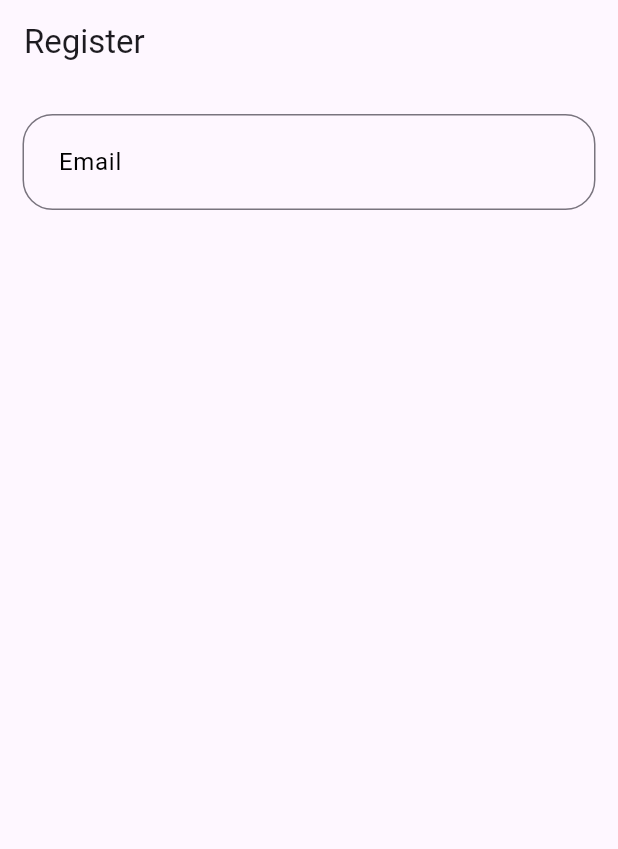
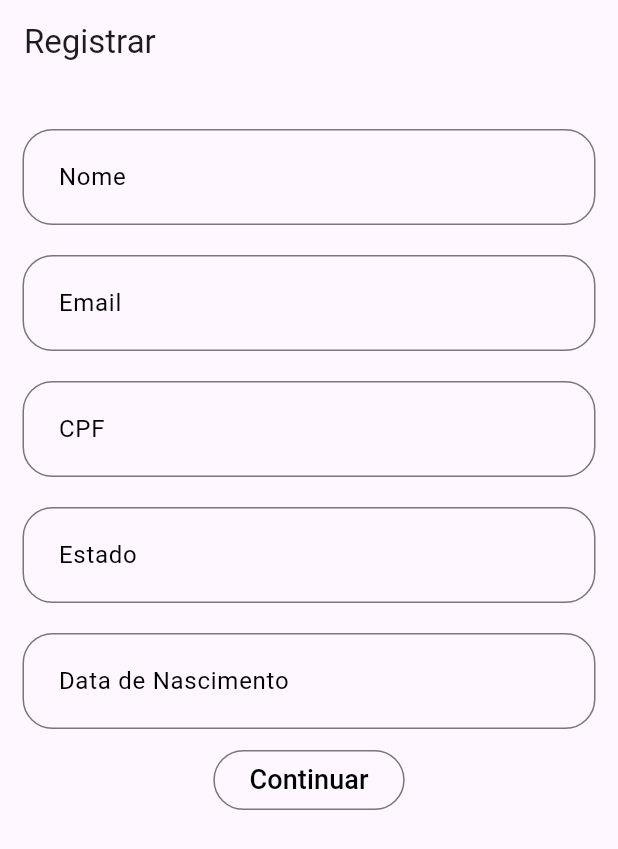
Before and after one commit to GilsonAndre/validated_form, a Flutter app: the screen it shows after launch, on a phone screen of 412 x 824 dp. Shown: the top 849 px of the screen. Run offline on Flutter 3.47's test engine with Material 3 defaults, Android fonts, the phone set to English and light mode, and no system bars.

Commit message:
Adicionando novos textFormfields

```diff
--- a/lib/pages/register_page.dart
+++ b/lib/pages/register_page.dart
@@ -1,4 +1,5 @@
 import 'package:flutter/material.dart';
+import 'package:validated_form/widgets/text_form_field.dart';
 
 class RegisterPage extends StatelessWidget {
   const RegisterPage({super.key});
@@ -7,7 +8,7 @@ class RegisterPage extends StatelessWidget {
   Widget build(BuildContext context) {
     return Scaffold(
       appBar: AppBar(
-        title: const Text('Register'),
+        title: const Text('Registrar'),
       ),
       body: SingleChildScrollView(
         child: Padding(
@@ -17,10 +18,16 @@ class RegisterPage extends StatelessWidget {
               const SizedBox(
                 height: 20,
               ),
-              TextFormField(
-                decoration: const InputDecoration(
-                  hintText: 'Email',
-                  labelText: 'Email',
+              textFormField('Nome', 'Nome'),
+              textFormField('Email', 'Email'),
+              textFormField('CPF', 'CPF'),
+              textFormField('Estado', 'Estado'),
+              textFormField('Data de Nascimento', 'Data de Nascimento'),
+              OutlinedButton(
+                onPressed: () {},
+                child: const Text(
+                  'Continuar',
+                  style: TextStyle(fontSize: 18, color: Colors.black),
                 ),
               ),
             ],
--- /dev/null
+++ b/lib/widgets/text_form_field.dart
@@ -0,0 +1,16 @@
+import 'package:flutter/material.dart';
+
+Widget textFormField(
+  String hintText,
+  String labelText,
+) {
+  return Padding(
+    padding: const EdgeInsets.only(top: 10, bottom: 10),
+    child: TextFormField(
+      decoration: InputDecoration(
+        hintText: hintText,
+        labelText: labelText,
+      ),
+    ),
+  );
+}
```
